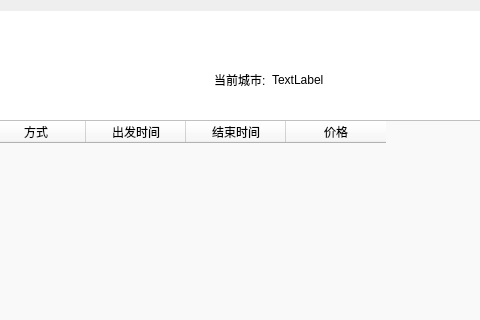
L-Jay1999/Data_structure_touring_simulator, file src/qt_headers/widget.ui: the form before one commit; both pictures show x 337 to 817 and y 0 to 320 of the 1173 by 706 pixel window.
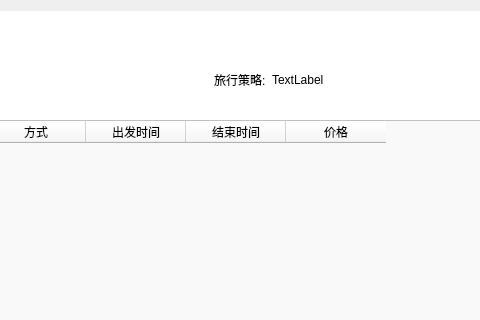
The form after the commit. The open tabs and pages were chosen to show the change. Icons and pictures are not drawn. Custom widgets are drawn as their Qt base class.

The edit to the form file:
```diff
--- a/src/qt_headers/widget.ui
+++ b/src/qt_headers/widget.ui
@@ -524,7 +524,7 @@
          <item>
           <widget class="QLabel" name="state_position_label">
            <property name="text">
-            <string>当前城市:</string>
+            <string>旅行策略:</string>
            </property>
           </widget>
          </item>
```
Left out of the diff: 4 changed lines with no effect on the pictures.
